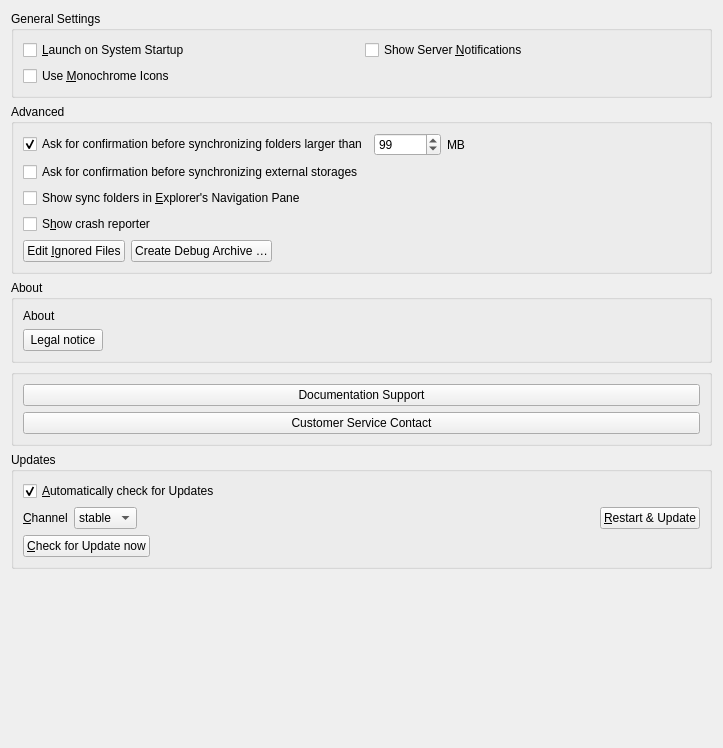
The window that src/gui/generalsettings.ui (cynthiavaldes/nextcloud-3.4.2-fork) describes before a commit, drawn with Qt 5.
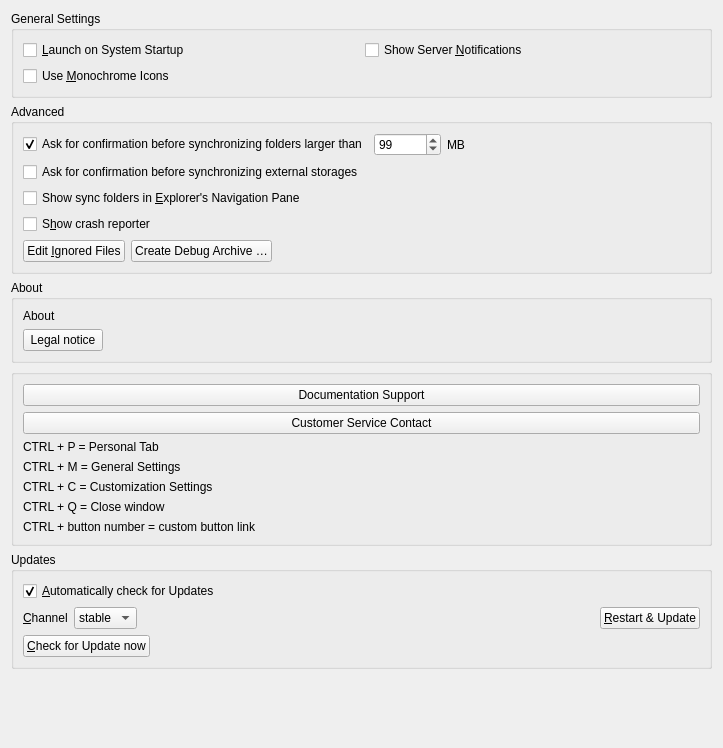
The same window after the commit.

Diff of the .ui file:
```diff
--- a/src/gui/generalsettings.ui
+++ b/src/gui/generalsettings.ui
@@ -363,6 +363,41 @@
         </property>
        </widget>
       </item>
+      <item>
+       <widget class="QLabel" name="label_2">
+        <property name="text">
+         <string>CTRL + P = Personal Tab</string>
+        </property>
+       </widget>
+      </item>
+      <item>
+       <widget class="QLabel" name="label_3">
+        <property name="text">
+         <string>CTRL + M = General Settings</string>
+        </property>
+       </widget>
+      </item>
+      <item>
+       <widget class="QLabel" name="label_4">
+        <property name="text">
+         <string>CTRL + C = Customization Settings</string>
+        </property>
+       </widget>
+      </item>
+      <item>
+       <widget class="QLabel" name="label_5">
+        <property name="text">
+         <string>CTRL + Q = Close window</string>
+        </property>
+       </widget>
+      </item>
+      <item>
+       <widget class="QLabel" name="label_6">
+        <property name="text">
+         <string>CTRL + button number = custom button link</string>
+        </property>
+       </widget>
+      </item>
      </layout>
     </widget>
    </item>
```
